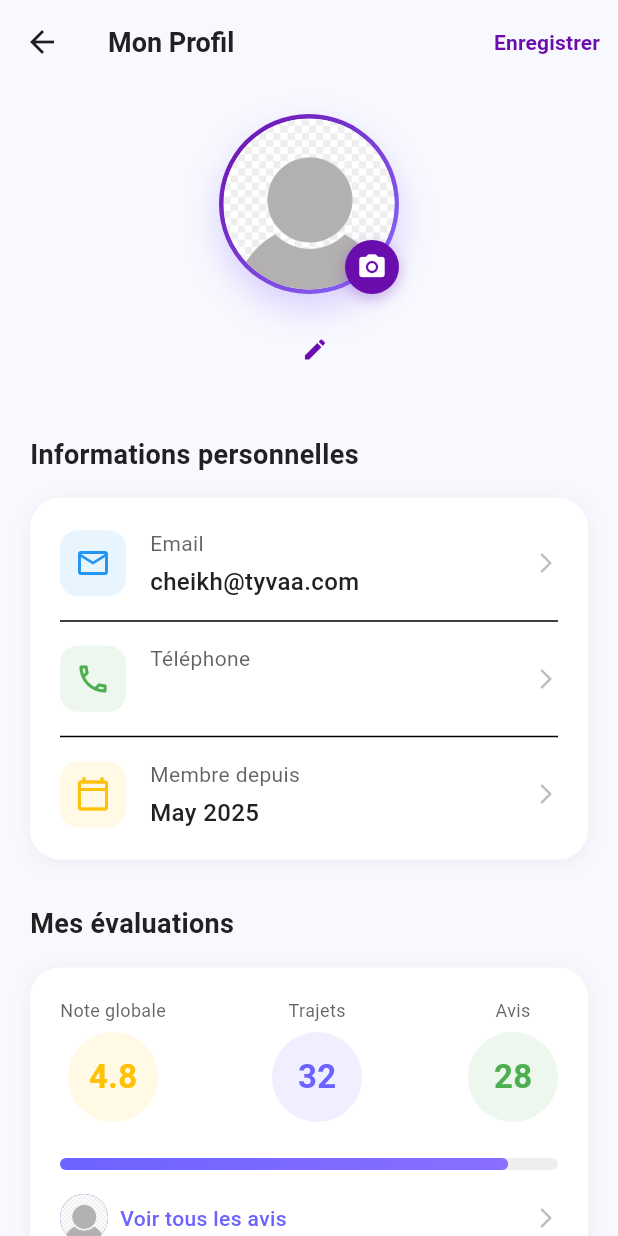
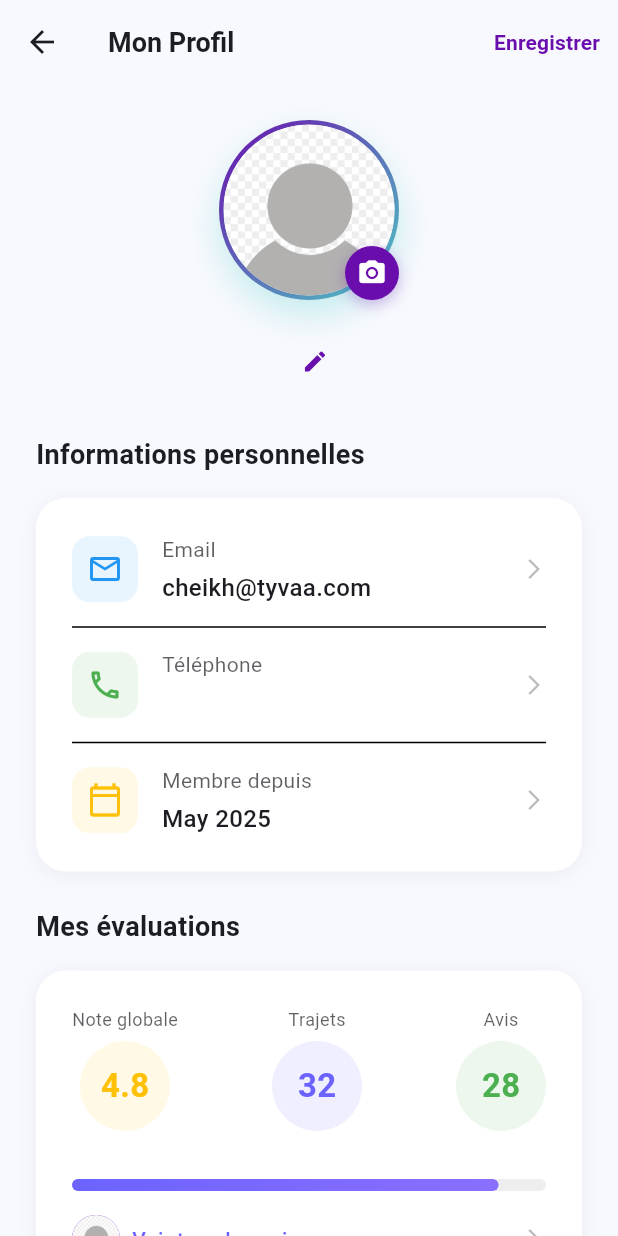
Before and after one commit to TyvaaServices/tyvaa-frontend, a Flutter app: the ProfileScreen screen opened directly, on a phone screen of 412 x 824 dp. Run offline on Flutter 3.47's test engine with Material 3 defaults, Android fonts, the phone set to English and light mode, and no system bars; our stand-ins replace auto_size_text, confetti, connectivity_plus, dio, firebase_core, firebase_messaging and 19 more; accounts and stored records are empty.

Commit message:
feat: Refactor primary_button, profile_view, and search_page to utilize design system for improved theming and color consistency

```diff
--- a/lib/app/modules/profile/views/profile_view.dart
+++ b/lib/app/modules/profile/views/profile_view.dart
@@ -2,7 +2,7 @@ import 'package:flutter/material.dart';
 import 'package:get/get.dart';
 import 'package:jiffy/jiffy.dart';
 
-import '../../../themes/tyvaa_theme.dart';
+import '../../../themes/design_system.dart';
 import '../controllers/profile_controller.dart';
 
 class ProfileScreen extends GetView<ProfileController> {
@@ -10,12 +10,8 @@ class ProfileScreen extends GetView<ProfileController> {
 
   @override
   Widget build(BuildContext context) {
-    // Define constant accent and danger colors that aren't in AppColors yet
-    final accentColor = Color(0xFF8A6FFF);
-    final dangerColor = Color(0xFFFF5252);
-
     return Scaffold(
-      backgroundColor: AppColors.backgroundColor,
+      backgroundColor: TColors.background(context),
       appBar: AppBar(
         backgroundColor: Colors.transparent,
         elevation: 0,
@@ -24,7 +20,7 @@ class ProfileScreen extends GetView<ProfileController> {
           style: TextStyle(
             fontSize: 18,
             fontWeight: FontWeight.bold,
-            color: AppColors.textColor,
+            color: TColors.textPrimary(context),
           ),
         ),
         actions: [
@@ -33,7 +29,7 @@ class ProfileScreen extends GetView<ProfileController> {
             child: Text(
               'Enregistrer',
               style: TextStyle(
-                color: AppColors.primaryColor,
+                color: TColors.primary,
                 fontWeight: FontWeight.w600,
               ),
             ),
@@ -43,21 +39,21 @@ class ProfileScreen extends GetView<ProfileController> {
       body: SingleChildScrollView(
         physics: BouncingScrollPhysics(),
         child: Padding(
-          padding: const EdgeInsets.symmetric(horizontal: 20),
+          padding: const EdgeInsets.symmetric(horizontal: TSpacing.lg),
           child: Column(
             crossAxisAlignment: CrossAxisAlignment.center,
             children: [
-              SizedBox(height: 20),
-              _buildProfileHeader(context, accentColor),
-              SizedBox(height: 40),
+              SizedBox(height: TSpacing.lg),
+              _buildProfileHeader(context),
+              SizedBox(height: TSpacing.xl),
               _buildUserInfoSection(context),
-              SizedBox(height: 30),
+              SizedBox(height: TSpacing.lg),
               _buildRatingsSection(context),
-              SizedBox(height: 30),
+              SizedBox(height: TSpacing.lg),
               // _buildPreferencesSection(context),
-              SizedBox(height: 30),
-              _buildLogoutButton(context, dangerColor),
-              SizedBox(height: 40),
+              SizedBox(height: TSpacing.lg),
+              _buildLogoutButton(context),
+              SizedBox(height: TSpacing.xl),
             ],
           ),
         ),
@@ -65,7 +61,7 @@ class ProfileScreen extends GetView<ProfileController> {
     );
   }
 
-  Widget _buildProfileHeader(BuildContext context, Color accentColor) {
+  Widget _buildProfileHeader(BuildContext context) {
     return Column(
       children: [
         Stack(
@@ -81,11 +77,11 @@ class ProfileScreen extends GetView<ProfileController> {
                   gradient: LinearGradient(
                     begin: Alignment.topLeft,
                     end: Alignment.bottomRight,
-                    colors: [AppColors.primaryColor, accentColor],
+                    colors: [TColors.primary, TColors.accent],
                   ),
                   boxShadow: [
                     BoxShadow(
-                      color: accentColor.withOpacity(0.3),
+                      color: TColors.accent.withOpacity(0.3),
                       blurRadius: 20,
                       offset: Offset(0, 10),
                     ),
@@ -96,7 +92,7 @@ class ProfileScreen extends GetView<ProfileController> {
                   child: Container(
                     decoration: BoxDecoration(
                       shape: BoxShape.circle,
-                      color: AppColors.surfaceColor,
+                      color: TColors.surface(context),
                       image:
                           controller.profileImage.value != null
                               ? DecorationImage(
@@ -125,14 +121,14 @@ class ProfileScreen extends GetView<ProfileController> {
                 child: Container(
                   padding: EdgeInsets.all(8),
                   decoration: BoxDecoration(
-                    color: AppColors.primaryColor,
+                    color: TColors.primary,
                     shape: BoxShape.circle,
                     boxShadow: [
                       BoxShadow(
                         color:
-                            AppColors.isDark
+                            Theme.of(context).brightness == Brightness.dark
                                 ? Colors.black26
-                                : AppColors.primaryColor.withOpacity(0.3),
+                                : TColors.primary.withOpacity(0.3),
                         blurRadius: 8,
                         offset: Offset(0, 3),
                       ),
@@ -148,13 +144,13 @@ class ProfileScreen extends GetView<ProfileController> {
             ),
           ],
         ),
-        SizedBox(height: 20),
+        SizedBox(height: TSpacing.lg),
 
         // User name
         Obx(
           () =>
               controller.isEditingName.value
-                  ? _buildNameEditField()
+                  ? _buildNameEditField(context)
                   : GestureDetector(
                     onTap: () => controller.isEditingName.value = true,
                     child: Row(
@@ -165,15 +161,11 @@ class ProfileScreen extends GetView<ProfileController> {
                           style: TextStyle(
                             fontSize: 24,
                             fontWeight: FontWeight.bold,
-                            color: AppColors.textColor,
+                            color: TColors.textPrimary(context),
                           ),
                         ),
                         SizedBox(width: 8),
-                        Icon(
-                          Icons.edit,
-                          size: 18,
-                          color: AppColors.primaryColor,
-                        ),
+                        Icon(Icons.edit, size: 18, color: TColors.primary),
                       ],
                     ),
                   ),
@@ -182,16 +174,16 @@ class ProfileScreen extends GetView<ProfileController> {
     );
   }
 
-  Widget _buildNameEditField() {
+  Widget _buildNameEditField(BuildContext context) {
     return Container(
       width: double.infinity,
       decoration: BoxDecoration(
-        color: AppColors.surfaceColor,
+        color: TColors.surface(context),
         borderRadius: BorderRadius.circular(16),
         boxShadow: [
           BoxShadow(
             color:
-                AppColors.isDark
+                Theme.of(context).brightness == Brightness.dark
                     ? Colors.black12
                     : Colors.black.withOpacity(0.05),
             blurRadius: 10,
@@ -211,7 +203,7 @@ class ProfileScreen extends GetView<ProfileController> {
           ),
           contentPadding: EdgeInsets.symmetric(horizontal: 16, vertical: 14),
           suffixIcon: IconButton(
-            icon: Icon(Icons.check, color: AppColors.primaryColor),
+            icon: Icon(Icons.check, color: TColors.primary),
             onPressed: () {
               controller.user.value!.fullName = controller.nameController.text;
               controller.isEditingName.value = false;
@@ -232,19 +224,19 @@ class ProfileScreen extends GetView<ProfileController> {
             style: TextStyle(
               fontSize: 18,
               fontWeight: FontWeight.bold,
-              color: AppColors.textColor,
+              color: TColors.textPrimary(context),
             ),
           ),
-          SizedBox(height: 16),
+          SizedBox(height: TSpacing.md),
           Container(
-            padding: EdgeInsets.all(20),
+            padding: EdgeInsets.all(TSpacing.lg),
             decoration: BoxDecoration(
-              color: AppColors.surfaceColor,
+              color: TColors.surface(context),
               borderRadius: BorderRadius.circular(20),
               boxShadow: [
                 BoxShadow(
                   color:
-                      AppColors.isDark
+                      Theme.of(context).brightness == Brightness.dark
                           ? Colors.black12
                           : Colors.black.withOpacity(0.05),
                   blurRadius: 10,
@@ -294,7 +286,7 @@ class ProfileScreen extends GetView<ProfileController> {
     String value,
     Color iconColor,
   ) {
-    final textColor = AppColors.textColor;
+    final textColor = TColors.textPrimary(context);
 
     return Row(
       children: [
@@ -348,19 +340,19 @@ class ProfileScreen extends GetView<ProfileController> {
           style: TextStyle(
             fontSize: 18,
             fontWeight: FontWeight.bold,
-            color: AppColors.textColor,
+            color: TColors.textPrimary(context),
           ),
         ),
-        SizedBox(height: 16),
+        SizedBox(height: TSpacing.md),
         Container(
-          padding: EdgeInsets.all(20),
+          padding: EdgeInsets.all(TSpacing.lg),
           decoration: BoxDecoration(
-            color: AppColors.surfaceColor,
+            color: TColors.surface(context),
             borderRadius: BorderRadius.circular(20),
             boxShadow: [
               BoxShadow(
                 color:
-                    AppColors.isDark
+                    Theme.of(context).brightness == Brightness.dark
                         ? Colors.black12
                         : Colors.black.withOpacity(0.05),
                 blurRadius: 10,
@@ -373,14 +365,24 @@ class ProfileScreen extends GetView<ProfileController> {
               Row(
                 mainAxisAlignment: MainAxisAlignment.spaceBetween,
                 children: [
-                  _buildRatingScore('Note globale', '4.8', Colors.amber),
-                  _buildRatingScore('Trajets', '32', Color(0xFF6C63FF)),
-                  _buildRatingScore('Avis', '28', Colors.green),
+                  _buildRatingScore(
+                    'Note globale',
+                    '4.8',
+                    Colors.amber,
+                    context,
+                  ),
+                  _buildRatingScore(
+                    'Trajets',
+                    '32',
+                    Color(0xFF6C63FF),
+                    context,
+                  ),
+                  _buildRatingScore('Avis', '28', Colors.green, context),
                 ],
               ),
-              SizedBox(height: 24),
-              _buildRatingBar(),
-              SizedBox(height: 16),
+              SizedBox(height: TSpacing.xl),
+              _buildRatingBar(context),
+              SizedBox(height: TSpacing.md),
               Row(
                 mainAxisAlignment: MainAxisAlignment.spaceBetween,
                 children: [
@@ -405,7 +407,7 @@ class ProfileScreen extends GetView<ProfileController> {
                   ),
                   Icon(
                     Icons.arrow_forward_ios,
-                    color: AppColors.textColor.withOpacity(0.3),
+                    color: TColors.textPrimary(context).withOpacity(0.3),
                     size: 16,
                   ),
                 ],
@@ -417,8 +419,13 @@ class ProfileScreen extends GetView<ProfileController> {
     );
   }
 
-  Widget _buildRatingScore(String label, String value, Color color) {
-    final textColor = AppColors.textColor;
+  Widget _buildRatingScore(
+    String label,
+    String value,
+    Color color,
+    BuildContext context,
+  ) {
+    final textColor = TColors.textPrimary(context);
 
     return Column(
       children: [
@@ -449,11 +456,14 @@ class ProfileScreen extends GetView<ProfileController> {
     );
   }
 
-  Widget _buildRatingBar() {
+  Widget _buildRatingBar(BuildContext context) {
     return Container(
       height: 8,
       decoration: BoxDecoration(
-        color: AppColors.isDark ? Colors.grey.shade800 : Colors.grey.shade200,
+        color:
+            Theme.of(context).brightness == Brightness.dark
+                ? Colors.grey.shade800
+                : Colors.grey.shade200,
         borderRadius: BorderRadius.circular(4),
       ),
       child: Row(
@@ -475,18 +485,18 @@ class ProfileScreen extends GetView<ProfileController> {
     );
   }
 
-  Widget _buildLogoutButton(BuildContext context, Color dangerColor) {
-    final textColor = AppColors.textColor;
+  Widget _buildLogoutButton(BuildContext context) {
+    final textColor = TColors.textPrimary(context);
 
     return Container(
       width: double.infinity,
       decoration: BoxDecoration(
-        color: AppColors.surfaceColor,
+        color: TColors.surface(context),
         borderRadius: BorderRadius.circular(20),
         boxShadow: [
           BoxShadow(
             color:
-                AppColors.isDark
+                Theme.of(context).brightness == Brightness.dark
                     ? Colors.black12
                     : Colors.black.withOpacity(0.05),
             blurRadius: 10,
@@ -523,7 +533,7 @@ class ProfileScreen extends GetView<ProfileController> {
                       },
                       child: Text(
                         'Déconnexion',
-                        style: TextStyle(color: dangerColor),
+                        style: TextStyle(color: TColors.error),
                       ),
                     ),
                   ],
@@ -536,14 +546,14 @@ class ProfileScreen extends GetView<ProfileController> {
             child: Row(
               mainAxisAlignment: MainAxisAlignment.center,
               children: [
-                Icon(Icons.logout_rounded, color: dangerColor, size: 24),
+                Icon(Icons.logout_rounded, color: TColors.error, size: 24),
                 SizedBox(width: 12),
                 Text(
                   'Déconnexion',
                   style: TextStyle(
                     fontSize: 16,
                     fontWeight: FontWeight.w600,
-                    color: dangerColor,
+                    color: TColors.error,
                   ),
                 ),
               ],
--- a/lib/app/widgets/primary_button.dart
+++ b/lib/app/widgets/primary_button.dart
@@ -1,6 +1,6 @@
 import 'package:flutter/material.dart';
 
-import '../themes/tyvaa_theme.dart';
+import '../themes/design_system.dart';
 
 class PrimaryButton extends StatelessWidget {
   final String text;
@@ -24,7 +24,7 @@ class PrimaryButton extends StatelessWidget {
       child: ElevatedButton(
         onPressed: onPressed,
         style: ElevatedButton.styleFrom(
-          backgroundColor: color ?? AppColors.primary,
+          backgroundColor: color ?? TColors.primary,
           // High-contrast CTA
           foregroundColor: Colors.white,
           elevation: 10,
@@ -35,7 +35,7 @@ class PrimaryButton extends StatelessWidget {
         ),
         child: Text(
           text,
-          style: AppTextStyles.button.copyWith(
+          style: TTextStyles.buttonStatic.copyWith(
             fontSize: 16,
             fontWeight: FontWeight.bold,
           ),
```
Also changed, not shown: lib/app/modules/search/views/search_page.dart (+75 -73 lines).
